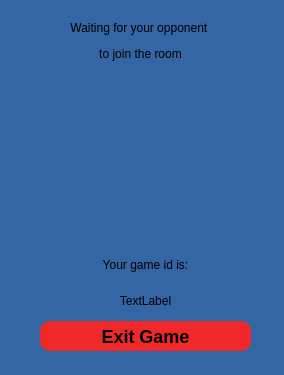
Above: GUI/WaitingWindow.ui from dnestorovic/Yamb before the change. Below: the same form after it.
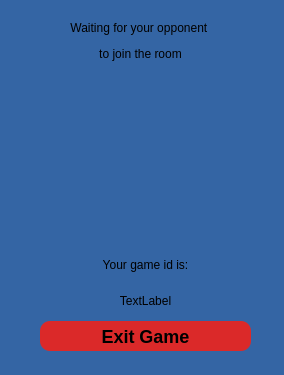
That is the form after the change.

Commit message: Adjusted colors and button sizes.

The edit to the form file:
```diff
--- a/GUI/WaitingWindow.ui
+++ b/GUI/WaitingWindow.ui
@@ -82,7 +82,7 @@
       </property>
       <property name="styleSheet">
        <string notr="true">QPushButton {
-	background-color:rgb(239, 41, 41);
+	background-color:rgb(219, 41, 41);
 	border-radius:10px;
 	color:black;
 	font-family:Arial;
```
Left out of the diff: 2 changed lines with no effect on the pictures. The commit also changes 3 other files.
